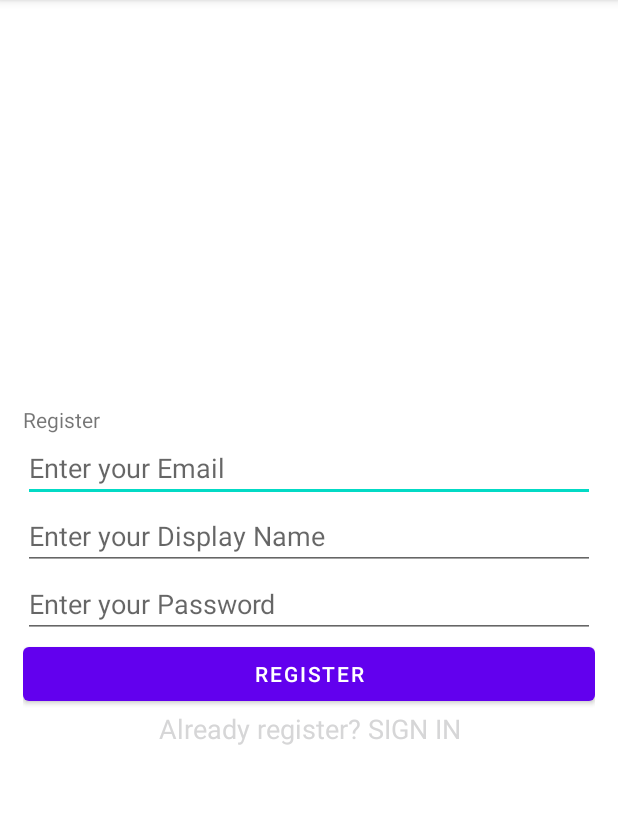
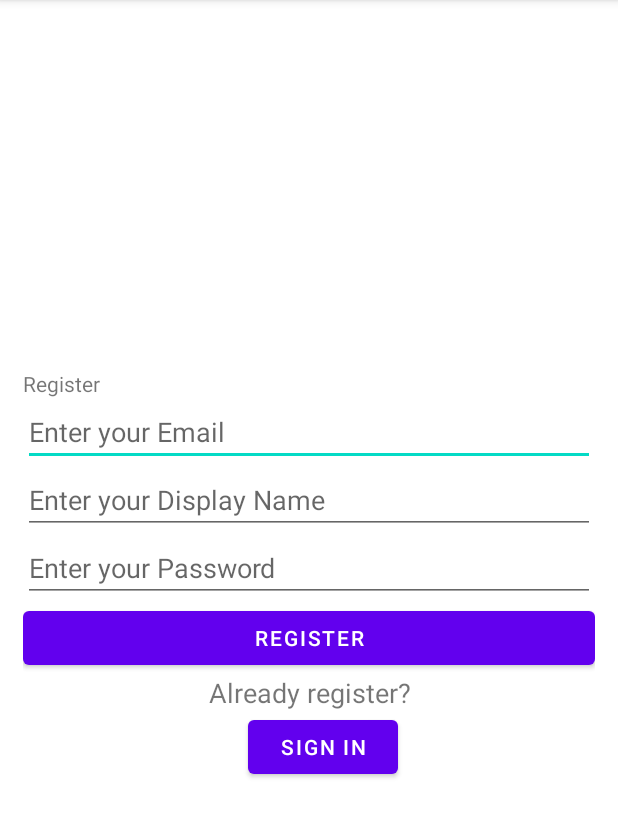
Before and after one commit to amittes/T-r-ip, an Android app: the RegistrationActivity screen opened directly, with no data from a screen before it, on a phone screen of 412 x 824 dp, the part 84-922 px from its top. Run offline under Robolectric (Android 15) with nearby library versions, the phone set to English and light mode, and no system bars; our stand-ins replace Firebase (no records; nobody signed in at launch, a user with empty details on screens opened directly).

Commit message:
feat: option to go from sign up to sign in screen

```diff
--- a/app/src/main/java/com/example/t_r_ip/RegistrationActivity.java
+++ b/app/src/main/java/com/example/t_r_ip/RegistrationActivity.java
@@ -36,7 +36,7 @@ public class RegistrationActivity extends AppCompatActivity {
         });
         setContentView(binding.getRoot());
 
-        binding.alreadyRegisterTv.setOnClickListener(new View.OnClickListener() {
+        binding.signInButton.setOnClickListener(new View.OnClickListener() {
             @Override
             public void onClick(View v) {
                 Intent intent = new Intent(RegistrationActivity.this, LoginActivity.class);
--- a/app/src/main/res/layout/activity_registration.xml
+++ b/app/src/main/res/layout/activity_registration.xml
@@ -52,8 +52,15 @@
         android:layout_width="match_parent"
         android:layout_height="wrap_content"
         android:gravity="center"
-        android:text="Already register? SIGN IN"
-        android:textColor="@color/fui_linkColor"
-        android:clickable="true"
+        android:text="Already register?"
+        android:textColorLink="@color/black"
         android:textSize="18sp"/>
+    <Button
+        android:id="@+id/signInButton"
+        android:layout_width="100dp"
+        android:layout_height="wrap_content"
+        android:layout_marginStart="150dp"
+        android:gravity="center"
+        android:text="Sign In" />
+
 </LinearLayout>
```
